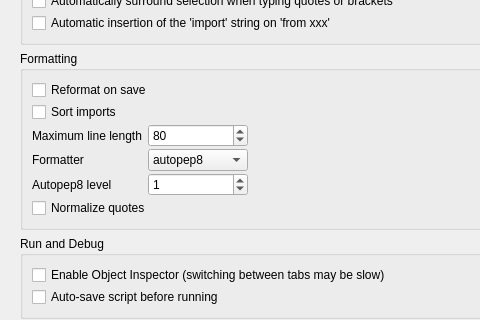
This is python/console/console_settings.ui in carsmie/QGIS as Qt 5 draws it before an edit; both pictures show x 0 to 480 and y 152 to 472 of the 809 by 860 pixel window. The edited form follows.
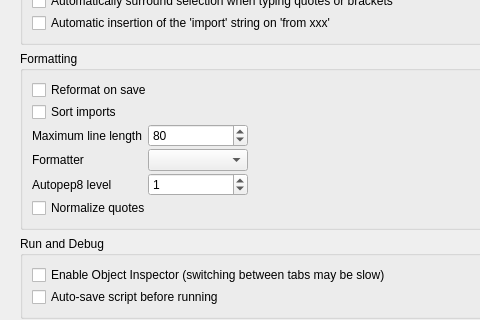
This is the edited form. Custom widgets are drawn as their Qt base class.

Commit message: Populate combo box in code rather than in ui

What changed in the file:
```diff
--- a/python/console/console_settings.ui
+++ b/python/console/console_settings.ui
@@ -508,16 +508,6 @@
               <height>0</height>
              </size>
             </property>
-            <item>
-             <property name="text">
-              <string>autopep8</string>
-             </property>
-            </item>
-            <item>
-             <property name="text">
-              <string>black</string>
-             </property>
-            </item>
            </widget>
           </item>
           <item row="1" column="0" colspan="2">
```
The commit also changes 1 other file.
